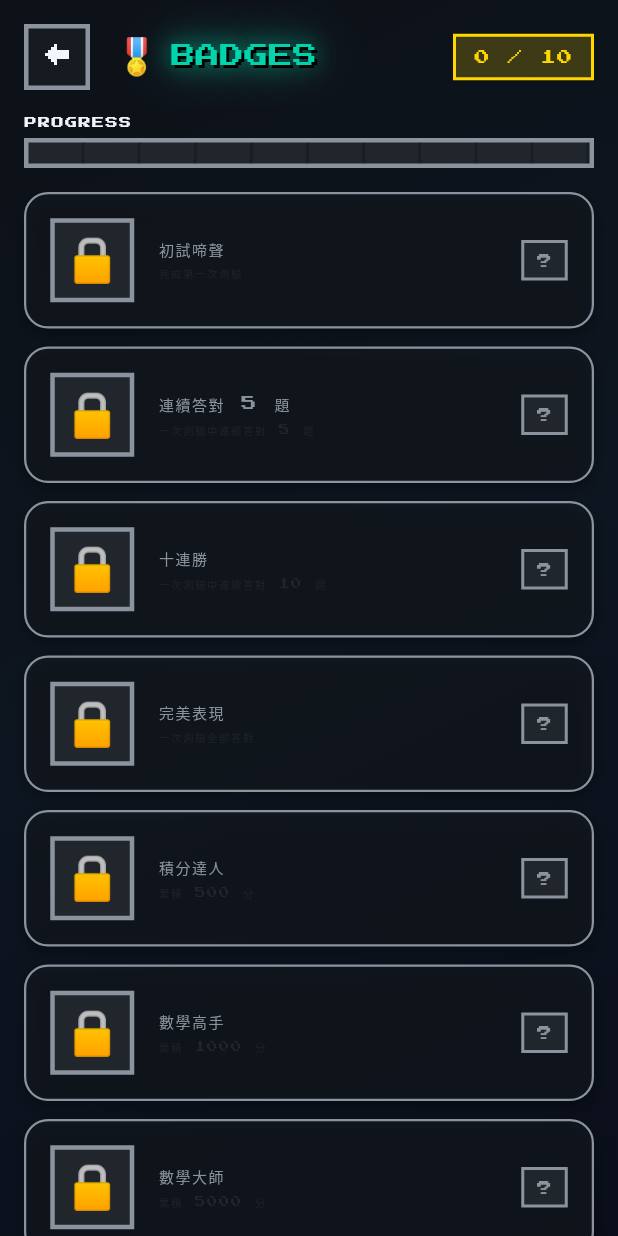
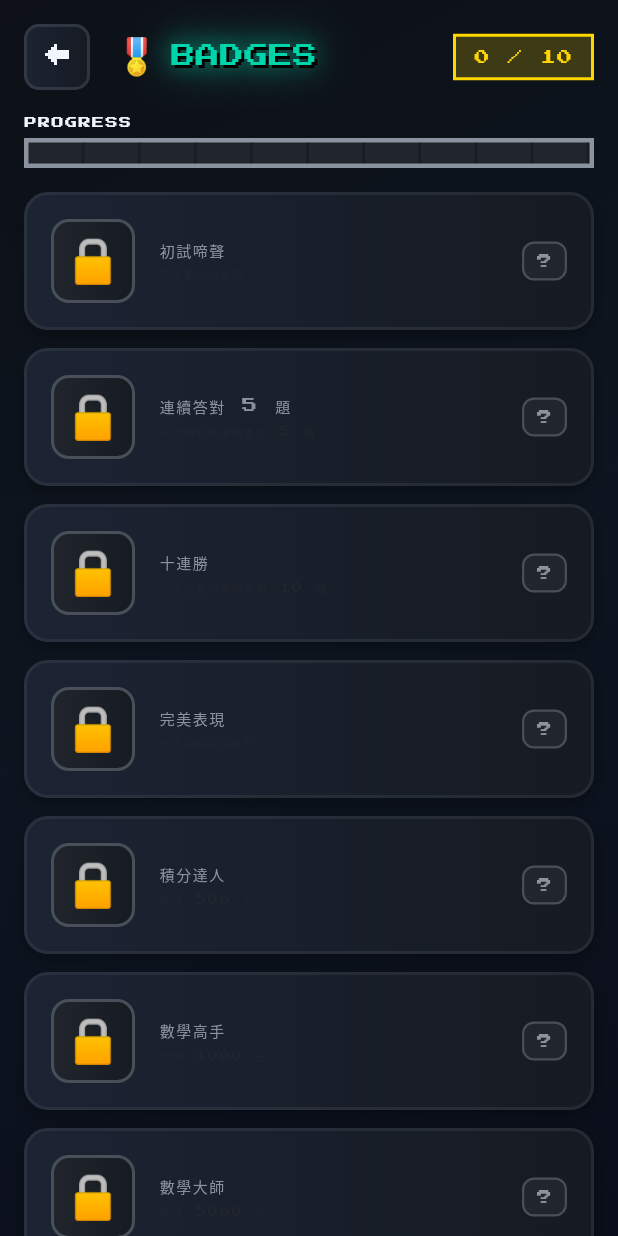
Before and after one commit to pcfat/math-quest, a Flutter app: the AchievementsScreen screen opened directly, on a phone screen of 412 x 824 dp. Run offline on Flutter 3.47's test engine with Material 3 defaults, Android fonts, the phone set to English and light mode, and no system bars; our stand-ins replace shared_preferences; accounts and stored records are empty.

Commit message:
Update achievements and pet collection screens to use Codedex style
- Import codedex_widgets.dart in both screens
- Update back buttons to rounded style with gradient backgrounds
- Add rounded corners with glow effects to achievement badges
- Use different glow colors based on rarity (common, rare, epic, legendary)
- Add gradient backgrounds to unlocked achievements
- Update pet collection cards with rounded corners and rarity-based glows
- Add gradient backgrounds to owned pets
- Update all containers to use BoxDecoration with borderRadius
- Add boxShadow effects for depth
- Maintain all existing functionality

Co-authored-by: pcfat <203784375+pcfat@users.noreply.github.com>

```diff
--- a/lib/screens/achievements_screen.dart
+++ b/lib/screens/achievements_screen.dart
@@ -2,6 +2,7 @@ import 'package:flutter/material.dart';
 import 'package:provider/provider.dart';
 import '../data/game_state.dart';
 import '../theme/pixel_theme.dart';
+import '../theme/codedex_widgets.dart';
 
 class AchievementsScreen extends StatelessWidget {
   const AchievementsScreen({super.key});
@@ -68,8 +69,11 @@ class AchievementsScreen extends StatelessWidget {
               width: 44,
               height: 44,
               decoration: BoxDecoration(
-                color: PixelTheme.bgMid,
-                border: Border.all(color: PixelTheme.textDim, width: 3),
+                gradient: const LinearGradient(
+                  colors: [PixelTheme.bgCard, PixelTheme.bgMid],
+                ),
+                borderRadius: BorderRadius.circular(10),
+                border: Border.all(color: PixelTheme.textMuted.withOpacity(0.5), width: 2),
               ),
               child: const Center(
                 child: Text('←', style: TextStyle(
@@ -102,9 +106,57 @@ class AchievementsScreen extends StatelessWidget {
   }
 
   Widget _buildAchievementCard(dynamic achievement, bool isUnlocked) {
-    return PixelCard(
-      borderColor: isUnlocked ? PixelTheme.secondary : PixelTheme.textDim,
-      bgColor: isUnlocked ? PixelTheme.secondary.withOpacity(0.1) : PixelTheme.bgMid.withOpacity(0.5),
+    final rarityColors = {
+      'common': PixelTheme.textDim,
+      'rare': PixelTheme.accent,
+      'epic': const Color(0xFFa855f7),
+      'legendary': PixelTheme.secondary,
+    };
+
+    // Default to secondary for unlocked, textDim for locked
+    final glowColor = isUnlocked
+        ? (rarityColors[achievement.rarity] ?? PixelTheme.secondary)
+        : PixelTheme.textDim;
+
+    return Container(
+      padding: const EdgeInsets.all(16),
+      decoration: BoxDecoration(
+        gradient: isUnlocked
+            ? LinearGradient(
+                begin: Alignment.topLeft,
+                end: Alignment.bottomRight,
+                colors: [
+                  glowColor.withOpacity(0.15),
+                  PixelTheme.bgCard,
+                ],
+              )
+            : const LinearGradient(
+                colors: [PixelTheme.bgCard, PixelTheme.bgMid],
+              ),
+        borderRadius: BorderRadius.circular(16),
+        border: Border.all(
+          color: isUnlocked ? glowColor.withOpacity(0.5) : PixelTheme.textMuted.withOpacity(0.3),
+          width: 2,
+        ),
+        boxShadow: isUnlocked ? [
+          BoxShadow(
+            color: glowColor.withOpacity(0.3),
+            blurRadius: 16,
+            spreadRadius: 0,
+          ),
+          BoxShadow(
+            color: Colors.black.withOpacity(0.4),
+            blurRadius: 8,
+            offset: const Offset(0, 4),
+          ),
+        ] : [
+          BoxShadow(
+            color: Colors.black.withOpacity(0.3),
+            blurRadius: 8,
+            offset: const Offset(0, 4),
+          ),
+        ],
+      ),
       child: Row(
         children: [
           // Icon
@@ -112,12 +164,17 @@ class AchievementsScreen extends StatelessWidget {
             width: 56,
             height: 56,
             decoration: BoxDecoration(
-              color: isUnlocked
-                  ? PixelTheme.secondary.withOpacity(0.3)
-                  : PixelTheme.bgLight,
+              gradient: isUnlocked
+                  ? LinearGradient(
+                      colors: [glowColor.withOpacity(0.3), glowColor.withOpacity(0.1)],
+                    )
+                  : const LinearGradient(
+                      colors: [PixelTheme.bgLight, PixelTheme.bgMid],
+                    ),
+              borderRadius: BorderRadius.circular(12),
               border: Border.all(
-                color: isUnlocked ? PixelTheme.secondary : PixelTheme.textDim,
-                width: 3,
+                color: isUnlocked ? glowColor.withOpacity(0.5) : PixelTheme.textMuted,
+                width: 2,
               ),
             ),
             child: Center(
@@ -162,12 +219,20 @@ class AchievementsScreen extends StatelessWidget {
             Container(
               padding: const EdgeInsets.symmetric(horizontal: 8, vertical: 4),
               decoration: BoxDecoration(
-                color: PixelTheme.primary.withOpacity(0.2),
-                border: Border.all(color: PixelTheme.primary, width: 2),
+                gradient: LinearGradient(
+                  colors: [PixelTheme.primary, PixelTheme.primary.withOpacity(0.8)],
+                ),
+                borderRadius: BorderRadius.circular(8),
+                boxShadow: [
+                  BoxShadow(
+                    color: PixelTheme.primary.withOpacity(0.4),
+                    blurRadius: 8,
+                  ),
+                ],
               ),
               child: const Text('✓', style: TextStyle(
                 fontSize: 16,
-                color: PixelTheme.primary,
+                color: Colors.white,
               )),
             )
           else
@@ -175,7 +240,8 @@ class AchievementsScreen extends StatelessWidget {
               padding: const EdgeInsets.symmetric(horizontal: 8, vertical: 4),
               decoration: BoxDecoration(
                 color: PixelTheme.bgLight,
-                border: Border.all(color: PixelTheme.textDim, width: 2),
+                borderRadius: BorderRadius.circular(8),
+                border: Border.all(color: PixelTheme.textMuted, width: 1.5),
               ),
               child: Text('?', style: PixelTheme.pixelText(size: 10, color: PixelTheme.textDim)),
             ),
```
Also changed, not shown: lib/screens/pet_collection_screen.dart (+127 -22 lines).
